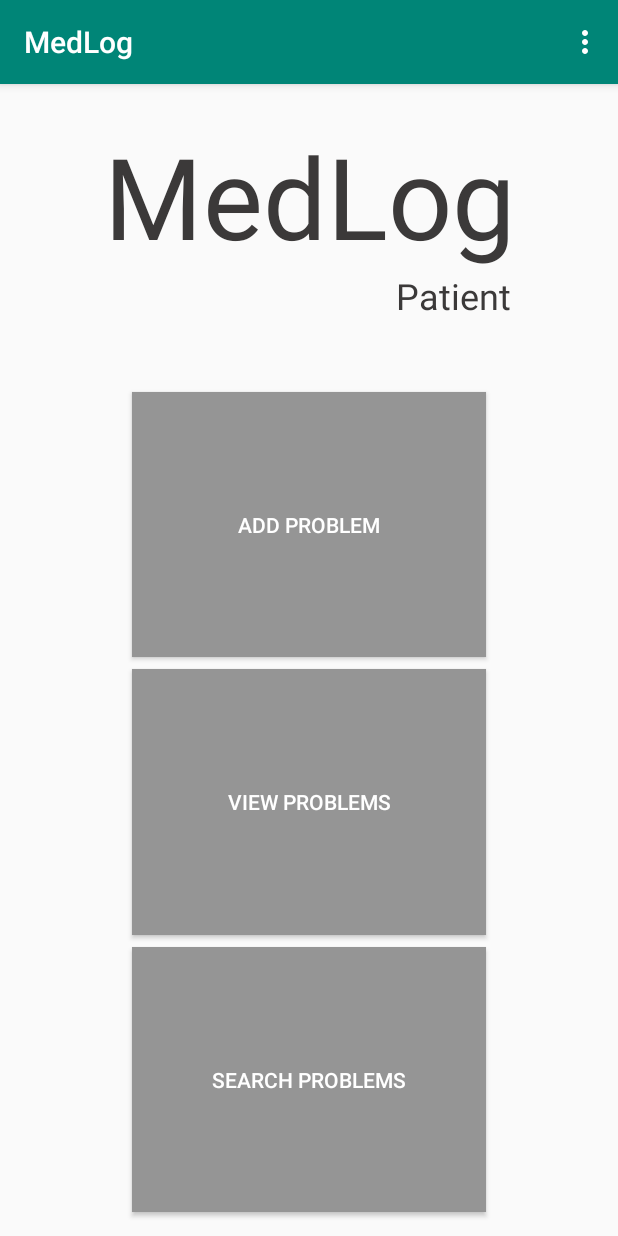
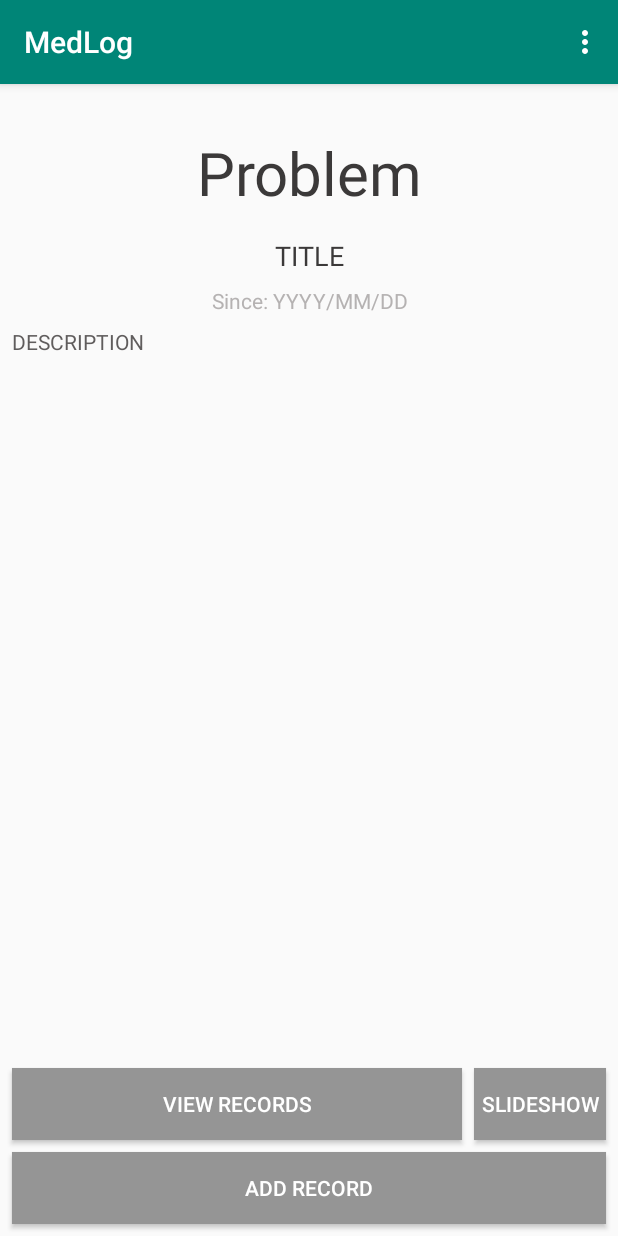
Before and after one commit to CMPUT301F18T17/MedLog, an Android app: the PatientMenuActivity screen opened directly, with no data from a screen before it, after a tap on "SEARCH PROBLEMS", on a phone screen of 412 x 824 dp. Run offline under Robolectric (Android 15) with nearby library versions, the phone set to English and light mode, and no system bars.

Commit message:
Added patient problem view gui

```diff
--- a/app/src/main/AndroidManifest.xml
+++ b/app/src/main/AndroidManifest.xml
@@ -48,6 +48,11 @@
                 android:name="android.support.PARENT_ACTIVITY"
                 android:value=".activity.PatientMenuActivity" />
         </activity>
+        <activity android:name=".activity.PatientProblemViewActivity">
+            <meta-data
+                android:name="android.support.PARENT_ACTIVITY"
+                android:value=".activity.PatientViewProblemsActivity" />
+        </activity>
     </application>
 
 </manifest>
--- a/app/src/main/java/cs/ualberta/ca/medlog/activity/PatientMenuActivity.java
+++ b/app/src/main/java/cs/ualberta/ca/medlog/activity/PatientMenuActivity.java
@@ -98,6 +98,8 @@ public class PatientMenuActivity extends AppCompatActivity {
     }
 
     private void openPatientSearchProblems() {
+        Intent intent = new Intent(this, PatientProblemViewActivity.class);
+        startActivity(intent);
         //TODO Add transfer to Patient Search Problems Activity
     }
 
--- /dev/null
+++ b/app/src/main/res/layout/activity_patient_problem_view.xml
@@ -0,0 +1,110 @@
+<?xml version="1.0" encoding="utf-8"?>
+<android.support.constraint.ConstraintLayout xmlns:android="http://schemas.android.com/apk/res/android"
+    xmlns:app="http://schemas.android.com/apk/res-auto"
+    xmlns:tools="http://schemas.android.com/tools"
+    android:id="@+id/activityPatientProblemView.Base"
+    android:layout_width="match_parent"
+    android:layout_height="match_parent"
+    tools:context=".activity.PatientProblemViewActivity">
+
+    <TextView
+        android:id="@+id/activityPatientProblemView.TitleView"
+        android:layout_width="wrap_content"
+        android:layout_height="wrap_content"
+        android:layout_marginStart="8dp"
+        android:layout_marginTop="32dp"
+        android:layout_marginEnd="8dp"
+        android:text="@string/activityPatientProblemView.TitleText"
+        android:textAlignment="center"
+        android:textColor="@color/app_boldTextColour"
+        android:textSize="40sp"
+        app:layout_constraintEnd_toEndOf="parent"
+        app:layout_constraintStart_toStartOf="parent"
+        app:layout_constraintTop_toTopOf="parent" />
+
+    <TextView
+        android:id="@+id/activityPatientProblemView.RecordTitleView"
+        android:layout_width="0dp"
+        android:layout_height="wrap_content"
+        android:layout_marginStart="8dp"
+        android:layout_marginTop="16dp"
+        android:layout_marginEnd="8dp"
+        android:gravity="center"
+        android:text="@string/activityPatientProblemView.TitleDefault"
+        android:textColor="@color/app_boldTextColour"
+        android:textSize="18sp"
+        app:layout_constraintBottom_toTopOf="@+id/activityPatientProblemView.RecordDateView"
+        app:layout_constraintEnd_toEndOf="parent"
+        app:layout_constraintStart_toStartOf="parent"
+        app:layout_constraintTop_toBottomOf="@+id/activityPatientProblemView.TitleView" />
+
+    <TextView
+        android:id="@+id/activityPatientProblemView.RecordDescriptionView"
+        android:layout_width="0dp"
+        android:layout_height="0dp"
+        android:layout_marginStart="8dp"
+        android:layout_marginEnd="8dp"
+        android:layout_marginBottom="16dp"
+        android:text="@string/activityPatientProblemView.DescriptionDefault"
+        android:textColor="@color/app_normalTextColour"
+        app:layout_constraintBottom_toTopOf="@+id/activityPatientProblemView.ViewRecordsButton"
+        app:layout_constraintEnd_toEndOf="parent"
+        app:layout_constraintStart_toStartOf="parent"
+        app:layout_constraintTop_toBottomOf="@+id/activityPatientProblemView.RecordDateView" />
+
+    <TextView
+        android:id="@+id/activityPatientProblemView.RecordDateView"
+        android:layout_width="0dp"
+        android:layout_height="wrap_content"
+        android:layout_marginStart="8dp"
+        android:layout_marginTop="8dp"
+        android:layout_marginEnd="8dp"
+        android:layout_marginBottom="8dp"
+        android:gravity="center"
+        android:text="@string/activityPatientProblemView.DateDefault"
+        android:textColor="@color/app_lightTextColour"
+        android:textSize="14sp"
+        app:layout_constraintBottom_toTopOf="@+id/activityPatientProblemView.RecordDescriptionView"
+        app:layout_constraintEnd_toEndOf="parent"
+        app:layout_constraintStart_toStartOf="parent"
+        app:layout_constraintTop_toBottomOf="@+id/activityPatientProblemView.RecordTitleView" />
+
+    <Button
+        android:id="@+id/activityPatientProblemView.ViewRecordsButton"
+        style="@style/Widget.AppCompat.Button.Colored"
+        android:layout_width="0dp"
+        android:layout_height="wrap_content"
+        android:layout_marginStart="8dp"
+        android:layout_marginEnd="8dp"
+        android:layout_marginBottom="8dp"
+        android:background="@color/app_buttonColour"
+        android:text="@string/activityPatientProblemView.ViewRecordsButton"
+        app:layout_constraintBottom_toTopOf="@+id/activityPatientProblemView.AddRecordButton"
+        app:layout_constraintEnd_toStartOf="@+id/activityPatientProblemView.SlideshowButton"
+        app:layout_constraintStart_toStartOf="parent" />
+
+    <Button
+        android:id="@+id/activityPatientProblemView.AddRecordButton"
+        style="@style/Widget.AppCompat.Button.Colored"
+        android:layout_width="0dp"
+        android:layout_height="wrap_content"
+        android:layout_marginStart="8dp"
+        android:layout_marginEnd="8dp"
+        android:layout_marginBottom="8dp"
+        android:background="@color/app_buttonColour"
+        android:text="@string/activityPatientProblemView.AddRecordButton"
+        app:layout_constraintBottom_toBottomOf="parent"
+        app:layout_constraintEnd_toEndOf="parent"
+        app:layout_constraintStart_toStartOf="parent" />
+
+    <Button
+        android:id="@+id/activityPatientProblemView.SlideshowButton"
+        style="@style/Widget.AppCompat.Button.Colored"
+        android:layout_width="0dp"
+        android:layout_height="wrap_content"
+        android:layout_marginEnd="8dp"
+        android:background="@color/app_buttonColour"
+        android:text="@string/activityPatientProblemView.SlideshowButton"
+        app:layout_constraintBaseline_toBaselineOf="@+id/activityPatientProblemView.ViewRecordsButton"
+        app:layout_constraintEnd_toEndOf="parent" />
+</android.support.constraint.ConstraintLayout>
--- /dev/null
+++ b/app/src/main/res/menu/menu_patient_problem_view.xml
@@ -0,0 +1,15 @@
+<?xml version="1.0" encoding="utf-8"?>
+<menu xmlns:android="http://schemas.android.com/apk/res/android">
+    <item
+        android:id="@+id/menuPatientProblemView.EditTitle"
+        android:title="@string/menuPatientProblemView.EditTitle" />
+    <item
+        android:id="@+id/menuPatientProblemView.EditDate"
+        android:title="@string/menuPatientProblemView.EditDate" />
+    <item
+        android:id="@+id/menuPatientProblemView.EditDescription"
+        android:title="@string/menuPatientProblemView.EditDescription" />
+    <item
+        android:id="@+id/menuPatientProblemView.DeleteProblem"
+        android:title="@string/menuPatientProblemView.DeleteProblem" />
+</menu>
--- a/app/src/main/res/values/colors.xml
+++ b/app/src/main/res/values/colors.xml
@@ -6,4 +6,5 @@
     <color name="app_buttonColour">#959595</color>
     <color name="app_boldTextColour">#3b3939</color>
     <color name="app_lightTextColour">#b5b2b2</color>
+    <color name="app_normalTextColour">#605d5d</color>
 </resources>
--- a/app/src/main/res/values/strings.xml
+++ b/app/src/main/res/values/strings.xml
@@ -36,4 +36,21 @@
     <string name="activityPatientAddProblem.DateButtonDefault">YYYY/MM/DD</string>
     <string name="activityPatientAddProblem.AddButton">Add</string>
     <string name="activityPatientViewProblems.TitleText">Problems</string>
+    <string name="activityPatientProblemView.TitleText">Problem</string>
+    <string name="activityPatientProblemView.ViewRecordsButton">View Records</string>
+    <string name="activityPatientProblemView.SlideshowButton">Slideshow</string>
+    <string name="activityPatientProblemView.AddRecordButton">Add Record</string>
+    <string name="activityPatientProblemView.DescriptionDefault">DESCRIPTION</string>
+    <string name="activityPatientProblemView.DateDefault">Since: YYYY/MM/DD</string>
+    <string name="activityPatientProblemView.TitleDefault">TITLE</string>
+    <string name="menuPatientProblemView.EditTitle">Edit Title</string>
+    <string name="menuPatientProblemView.EditDate">Edit Date</string>
+    <string name="menuPatientProblemView.EditDescription">Edit Description</string>
+    <string name="menuPatientProblemView.DeleteProblem">Delete</string>
+    <string name="fragmentDescriptionEditor.EditHint">Enter a Description</string>
+    <string name="fragmentDescriptionEditor.ConfirmButton">Ok</string>
+    <string name="fragmentDescriptionEditor.CancelButton">Cancel</string>
+    <string name="fragmentTitleEditor.EditHint">Enter a Title</string>
+    <string name="fragmentTitleEditor.ConfirmButton">Ok</string>
+    <string name="fragmentTitleEditor.CancelButton">Cancel</string>
 </resources>
```
Also changed, not shown: app/src/main/java/cs/ualberta/ca/medlog/activity/DatePickerFragment.java (+17 -3 lines), app/src/main/java/cs/ualberta/ca/medlog/activity/DescriptionEditorFragment.java (added, +78 -0 lines), app/src/main/java/cs/ualberta/ca/medlog/activity/PatientAddProblemActivity.java (+5 -4 lines), app/src/main/java/cs/ualberta/ca/medlog/activity/PatientProblemViewActivity.java (added, +171 -0 lines), app/src/main/java/cs/ualberta/ca/medlog/activity/TitleEditorFragment.java (added, +78 -0 lines), app/src/main/res/layout/fragment_description_editor.xml (added, +27 -0 lines), app/src/main/res/layout/fragment_title_editor.xml (added, +28 -0 lines).
